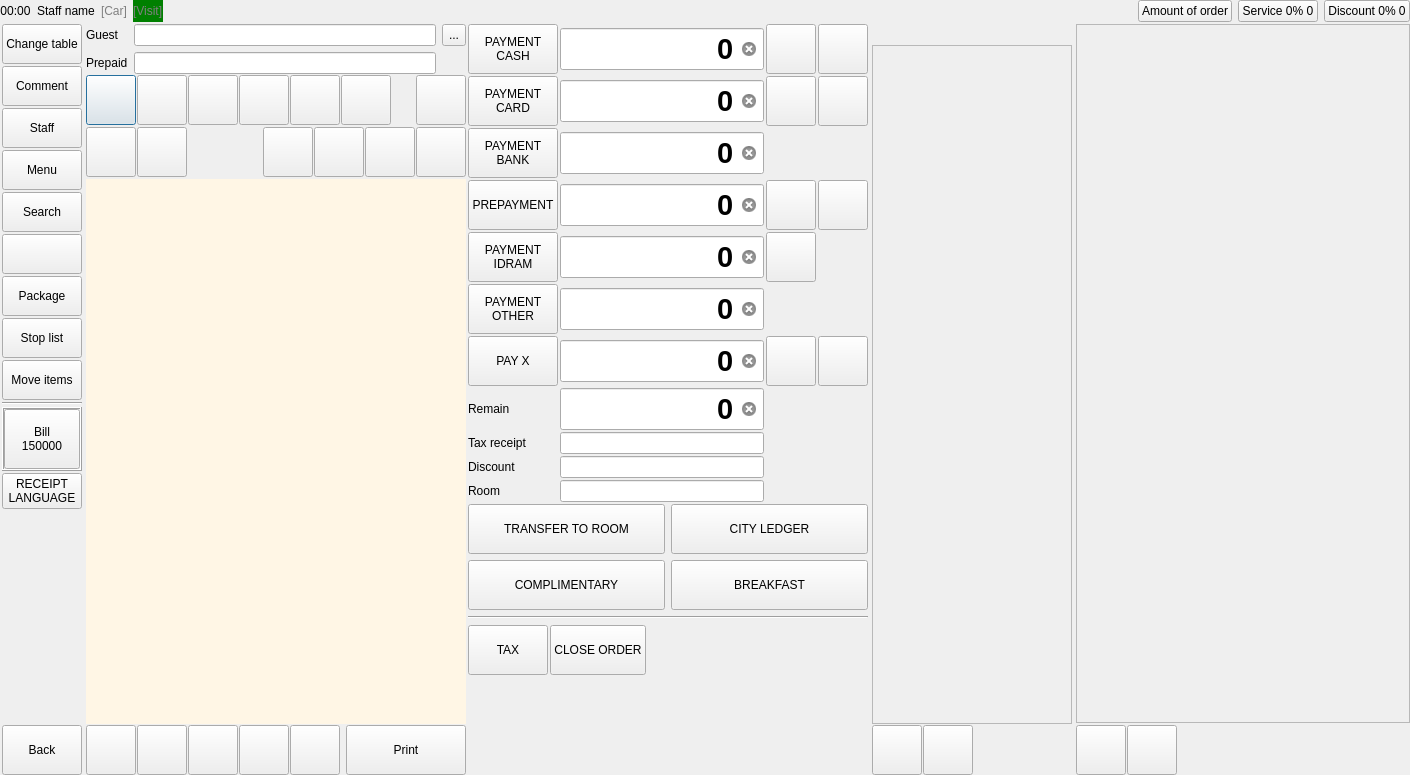
Above: Waiter/dlgorder.ui from End1-1/Cafe5 before the change. Below: the same form after it.
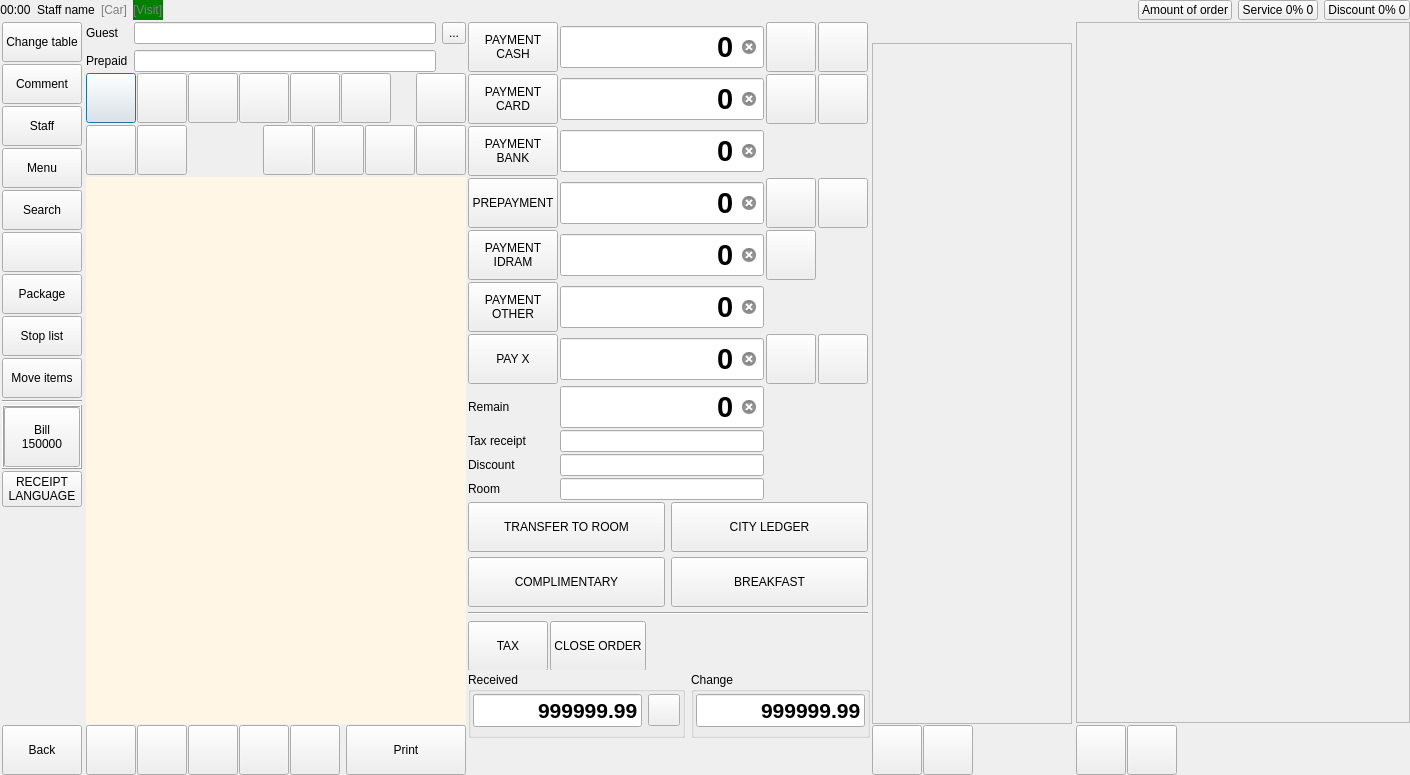
That is the form after the change. Icons and pictures are not drawn. Custom widgets are drawn as their Qt base class.

Diff of the .ui file:
```diff
--- a/Waiter/dlgorder.ui
+++ b/Waiter/dlgorder.ui
@@ -1287,6 +1287,19 @@
       <property name="spacing">
        <number>2</number>
       </property>
+      <item row="5" column="0">
+       <spacer name="verticalSpacer_2">
+        <property name="orientation">
+         <enum>Qt::Vertical</enum>
+        </property>
+        <property name="sizeHint" stdset="0">
+         <size>
+          <width>20</width>
+          <height>40</height>
+         </size>
+        </property>
+       </spacer>
+      </item>
       <item row="0" column="0" colspan="3">
        <widget class="QWidget" name="wsetamount" native="true">
         <property name="minimumSize">
@@ -2160,19 +2173,6 @@
         </layout>
        </widget>
       </item>
-      <item row="4" column="0">
-       <spacer name="verticalSpacer_2">
-        <property name="orientation">
-         <enum>Qt::Vertical</enum>
-        </property>
-        <property name="sizeHint" stdset="0">
-         <size>
-          <width>20</width>
-          <height>40</height>
-         </size>
-        </property>
-       </spacer>
-      </item>
       <item row="3" column="0" colspan="3">
        <widget class="QWidget" name="wPayOther" native="true">
         <property name="minimumSize">
@@ -2440,6 +2440,177 @@
         </layout>
        </widget>
       </item>
+      <item row="4" column="0" colspan="3">
+       <widget class="QWidget" name="wchange" native="true">
+        <layout class="QHBoxLayout" name="horizontalLayout_12">
+         <property name="leftMargin">
+          <number>0</number>
+         </property>
+         <property name="topMargin">
+          <number>0</number>
+         </property>
+         <property name="rightMargin">
+          <number>0</number>
+         </property>
+         <property name="bottomMargin">
+          <number>0</number>
+         </property>
+         <item>
+          <widget class="QGroupBox" name="groupBox_2">
+           <property name="sizePolicy">
+            <sizepolicy hsizetype="Preferred" vsizetype="Preferred">
+             <horstretch>0</horstretch>
+             <verstretch>0</verstretch>
+            </sizepolicy>
+           </property>
+           <property name="minimumSize">
+            <size>
+             <width>130</width>
+             <height>0</height>
+            </size>
+           </property>
+           <property name="title">
+            <string>Received</string>
+           </property>
+           <layout class="QHBoxLayout" name="horizontalLayout_10">
+            <property name="leftMargin">
+             <number>2</number>
+            </property>
+            <property name="topMargin">
+             <number>2</number>
+            </property>
+            <property name="rightMargin">
+             <number>2</number>
+            </property>
+            <property name="bottomMargin">
+             <number>8</number>
+            </property>
+            <item>
+             <widget class="C5LineEdit" name="leReceived">
+              <property name="font">
+               <font>
+                <pointsize>16</pointsize>
+                <weight>75</weight>
+                <bold>true</bold>
+               </font>
+              </property>
+              <property name="focusPolicy">
+               <enum>Qt::NoFocus</enum>
+              </property>
+              <property name="text">
+               <string>999999.99</string>
+              </property>
+              <property name="alignment">
+               <set>Qt::AlignRight|Qt::AlignTrailing|Qt::AlignVCenter</set>
+              </property>
+              <property name="readOnly">
+               <bool>true</bool>
+              </property>
+             </widget>
+            </item>
+            <item>
+             <widget class="QPushButton" name="btnReceived">
+              <property name="minimumSize">
+               <size>
+                <width>32</width>
+                <height>32</height>
+               </size>
+              </property>
+              <property name="maximumSize">
+               <size>
+                <width>32</width>
+                <height>32</height>
+               </size>
+              </property>
+              <property name="focusPolicy">
+               <enum>Qt::NoFocus</enum>
+              </property>
+              <property name="text">
+               <string/>
+              </property>
+              <property name="icon">
+               <iconset resource="../resources/resources.qrc">
+                <normaloff>:/calculator.png</normaloff>:/calculator.png</iconset>
+              </property>
+              <property name="iconSize">
+               <size>
+                <width>32</width>
+                <height>32</height>
+               </size>
+              </property>
+              <property name="checkable">
+               <bool>true</bool>
+              </property>
+             </widget>
+            </item>
+           </layout>
+          </widget>
+         </item>
+         <item>
+          <widget class="QGroupBox" name="groupBox_3">
+           <property name="sizePolicy">
+            <sizepolicy hsizetype="Preferred" vsizetype="Preferred">
+             <horstretch>0</horstretch>
+             <verstretch>0</verstretch>
+            </sizepolicy>
+           </property>
+           <property name="minimumSize">
+            <size>
+             <width>130</width>
+             <height>0</height>
+            </size>
+           </property>
+           <property name="title">
+            <string>Change</string>
+           </property>
+           <layout class="QHBoxLayout" name="horizontalLayout_11">
+            <property name="leftMargin">
+             <number>2</number>
+            </property>
+            <property name="topMargin">
+             <number>2</number>
+            </property>
+            <property name="rightMargin">
+             <number>2</number>
+            </property>
+            <property name="bottomMargin">
+             <number>8</number>
+            </property>
+            <item>
+             <widget class="C5LineEdit" name="leChange">
+              <property name="sizePolicy">
+               <sizepolicy hsizetype="Expanding" vsizetype="Fixed">
+                <horstretch>0</horstretch>
+                <verstretch>0</verstretch>
+               </sizepolicy>
+              </property>
+              <property name="font">
+               <font>
+                <pointsize>16</pointsize>
+                <weight>75</weight>
+                <bold>true</bold>
+               </font>
+              </property>
+              <property name="focusPolicy">
+               <enum>Qt::NoFocus</enum>
+              </property>
+              <property name="text">
+               <string>999999.99</string>
+              </property>
+              <property name="alignment">
+               <set>Qt::AlignRight|Qt::AlignTrailing|Qt::AlignVCenter</set>
+              </property>
+              <property name="readOnly">
+               <bool>true</bool>
+              </property>
+             </widget>
+            </item>
+           </layout>
+          </widget>
+         </item>
+        </layout>
+       </widget>
+      </item>
      </layout>
     </widget>
    </item>
```
Left out of the diff: 32 changed lines with no effect on the pictures.
